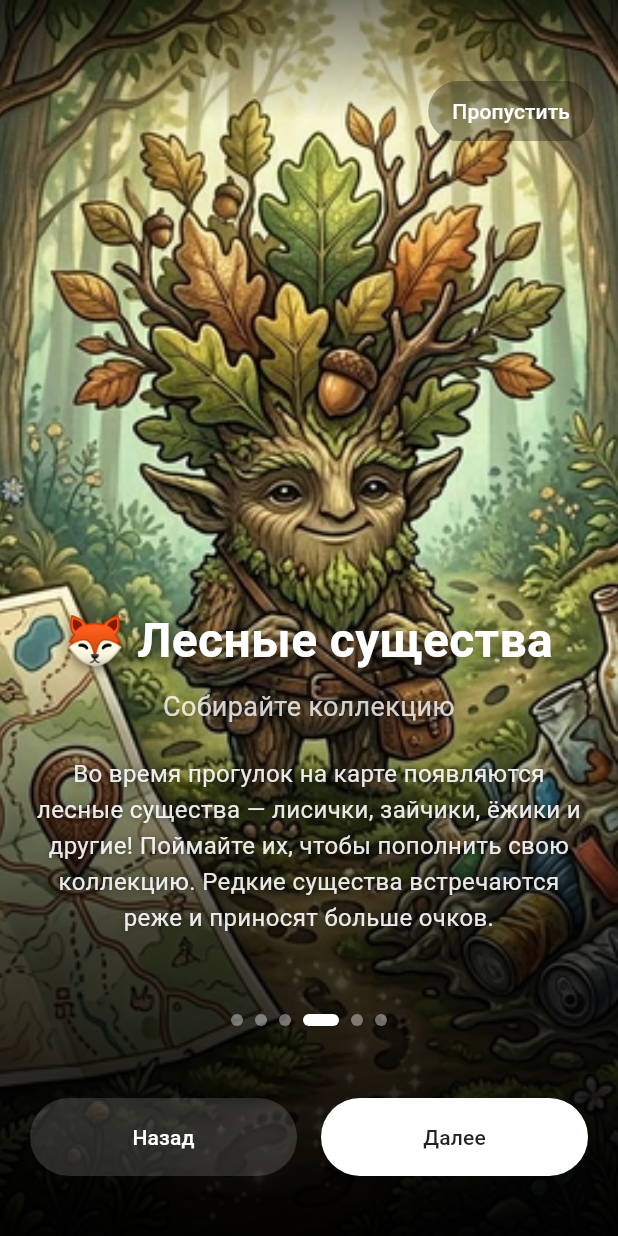
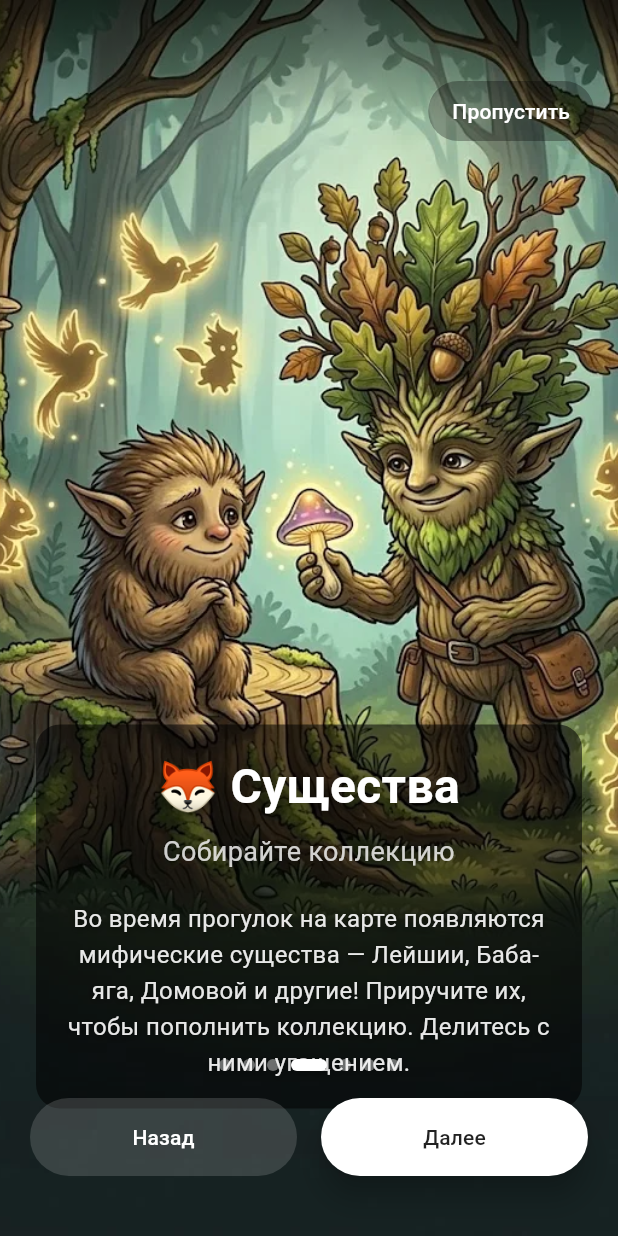
Before and after one commit to NikasAl/progulkin, a Flutter app: the screen it shows after launch, swiped to page 4, on a phone screen of 412 x 824 dp. Run offline on Flutter 3.47's test engine with Material 3 defaults, Android fonts, the phone set to English and light mode, and no system bars; our stand-ins replace file_picker, flutter_compass, flutter_image_compress, flutter_local_notifications, flutter_map, geolocator and 8 more; missing offline and left inert: flutter_map_tile_caching; accounts and stored records are empty.

Commit message:
feat: страница о приложении

```diff
--- a/lib/screens/about_app_screen.dart
+++ b/lib/screens/about_app_screen.dart
@@ -15,52 +15,57 @@ class _AboutAppScreenState extends State<AboutAppScreen> {
 
   final List<_PageContent> _pages = [
     _PageContent(
-      image: 'assets/splash_icon.webp',
+      image: 'assets/splash_intro.webp',
       title: 'Прогулкин',
       subtitle: 'Трекер прогулок',
-      text: 'Добро пожаловать в Прогулкин! Это приложение поможет вам отслеживать ваши прогулки, '
+      text: 'Добро пожаловать! Это приложение поможет вам отслеживать ваши прогулки, '
           'исследовать окрестности и делать прогулки более интересными и полезными. '
           'Записывайте маршруты, считайте шаги и открывайте новые места!',
     ),
     _PageContent(
-      image: 'assets/splash_icon.webp',
-      title: '🚶 Запись прогулок',
+      image: 'assets/splash_record.webp',
+      title: 'Запись',
       subtitle: 'Отслеживайте свой путь',
       text: 'Нажмите "Начать прогулку" и приложение начнёт записывать ваш маршрут. '
           'Вы увидите пройденное расстояние, время, скорость и количество шагов. '
           'GPS-трек сохраняется и его можно просмотреть в истории прогулок.',
     ),
     _PageContent(
-      image: 'assets/splash_icon.webp',
-      title: '👹 Мусорные монстры',
+      image: 'assets/splash_monstr.webp',
+      title: '👹 Монстры',
       subtitle: 'Убирайте территорию',
-      text: 'На карте появляются мусорные монстры — отметьте место где нужно убрать мусор. '
-          'Другие пользователи могут подтвердить или убрать монстра, получая очки репутации. '
+      text: 'Отмечайте места, где нужно убрать мусор. На карте появляются мусорные монстры. '
+          'Другие пользователи или вы сами могут убрать монстра, получая очки репутации. '
           'Вместе мы делаем мир чище!',
     ),
     _PageContent(
-      image: 'assets/splash_icon.webp',
-      title: '🦊 Лесные существа',
+      image: 'assets/splash_creature.webp',
+      title: '🦊 Существа',
       subtitle: 'Собирайте коллекцию',
-      text: 'Во время прогулок на карте появляются лесные существа — лисички, зайчики, ёжики и другие! '
-          'Поймайте их, чтобы пополнить свою коллекцию. Редкие существа встречаются реже '
-          'и приносят больше очков.',
+      text: 'Во время прогулок на карте появляются мифические существа — Лейшии, Баба-яга, Домовой и другие! '
+          'Приручите их, чтобы пополнить коллекцию. Делитесь с ними угощением.',
+    ),
+    _PageContent(
+      image: 'assets/splash_berries.webp',
+      title: '🍄 Находки',
+      subtitle: 'Отмечайте находки',
+      text: 'Нашли грибное место или поляну с ягодами? Отметьте на карте! '
+          'Выберите тип находки: грибы, ягоды, орехи или травы. '
+          'Добавьте фото и помогите другим путешественникам найти хорошие места!',
+    ),
+    _PageContent(
+      image: 'assets/splash_msgs.webp',
+      title: '💬 Сообщения',
+      subtitle: 'Общайтесь с соседями',
+      text: 'Оставляйте секретные сообщения в любых местах. '
+          'Также можете отметить места, которые вас заинтересовали. И написать другим путешественникам, чьи заметки вам понравились. '
+          'P2P-синхронизация позволяет обмениваться данными напрямую между устройствами. Но можно передать объекты и файлом друзьям.',
     ),
     _PageContent(
       image: 'assets/splash_icon.webp',
-      title: '🍄 Грибы и ягоды',
-      subtitle: 'Отмечайте находки',
-      text: 'Нашли грибное место или поляну с ягодами? Отметьте на карте! '
-          'Выберите тип находки: грибы, ягоды, орехи или травы. '
-          'Добавьте фото и помогите другим прогульщикам найти вкусные места!',
-    ),
-    _PageContent(
-      image: 'assets/splash_icon.webp',
-      title: '💬 Сообщения',
-      subtitle: 'Общайтесь с другими',
-      text: 'Оставляйте секретные сообщения в любых местах для других прогульщиков. '
-          'Также можете отметить места, которые вас заинтересовали. '
-          'P2P-синхронизация позволяет обмениваться данными напрямую между устройствами.',
+      title: 'Здоровье',
+      subtitle: 'Движение - жизнь',
+      text: 'Прогулки помогают поддерживать здоровье и улучшают настроение. Ходите больше и поделитесь впечатлениями с друзьями.',
     ),
   ];
 
@@ -111,7 +116,7 @@ class _AboutAppScreenState extends State<AboutAppScreen> {
 
           // Индикатор страниц
           Positioned(
-            bottom: 140,
+            bottom: 110,
             left: 0,
             right: 0,
             child: _buildPageIndicator(),
@@ -173,34 +178,21 @@ class _AboutAppScreenState extends State<AboutAppScreen> {
           },
         ),
 
-        // Градиентное затемнение снизу для текста
-        Positioned(
-          bottom: 0,
-          left: 0,
-          right: 0,
-          child: Container(
-            height: 400,
-            decoration: BoxDecoration(
-              gradient: LinearGradient(
-                begin: Alignment.topCenter,
-                end: Alignment.bottomCenter,
-                colors: [
-                  Colors.transparent,
-                  Colors.black.withOpacity(0.7),
-                  Colors.black.withOpacity(0.95),
-                ],
-                stops: const [0.0, 0.5, 1.0],
-              ),
-            ),
-          ),
-        ),
-
         // Контент
         SafeArea(
           child: Padding(
             padding: const EdgeInsets.symmetric(horizontal: 24),
             child: Column(
               mainAxisAlignment: MainAxisAlignment.end,
+              children: [
+                Container(
+                  width: double.infinity,
+                  padding: const EdgeInsets.symmetric(horizontal: 16, vertical: 18),
+                  decoration: BoxDecoration(
+                    color: Colors.black.withOpacity(0.55),
+                    borderRadius: BorderRadius.circular(16),
+                  ),
+                  child: Column(
                     children: [
                       // Заголовок
                       Text(
@@ -258,8 +250,11 @@ class _AboutAppScreenState extends State<AboutAppScreen> {
                         ),
                         textAlign: TextAlign.center,
                       ),
+                    ],
+                  ),
+                ),
 
-                const SizedBox(height: 200), // Место для кнопок
+                const SizedBox(height: 85), // Место для индикатора и кнопок
               ],
             ),
           ),
--- a/pubspec.yaml
+++ b/pubspec.yaml
@@ -66,4 +66,10 @@ flutter:
     - assets/icons/
     - assets/icons/monsters/
     - assets/icons/foraging/
+    - assets/splash_intro.webp
+    - assets/splash_record.webp
+    - assets/splash_monstr.webp
+    - assets/splash_creature.webp
+    - assets/splash_berries.webp
+    - assets/splash_msgs.webp
     - assets/splash_icon.webp
```
Also changed, not shown: assets/splash_berries.webp (added), assets/splash_creature.webp (added), assets/splash_icon.webp, assets/splash_intro.webp (added), assets/splash_monstr.webp (added), assets/splash_msgs.webp (added), assets/splash_record.webp (added). Lines whose indentation alone changed are shown as unchanged.
